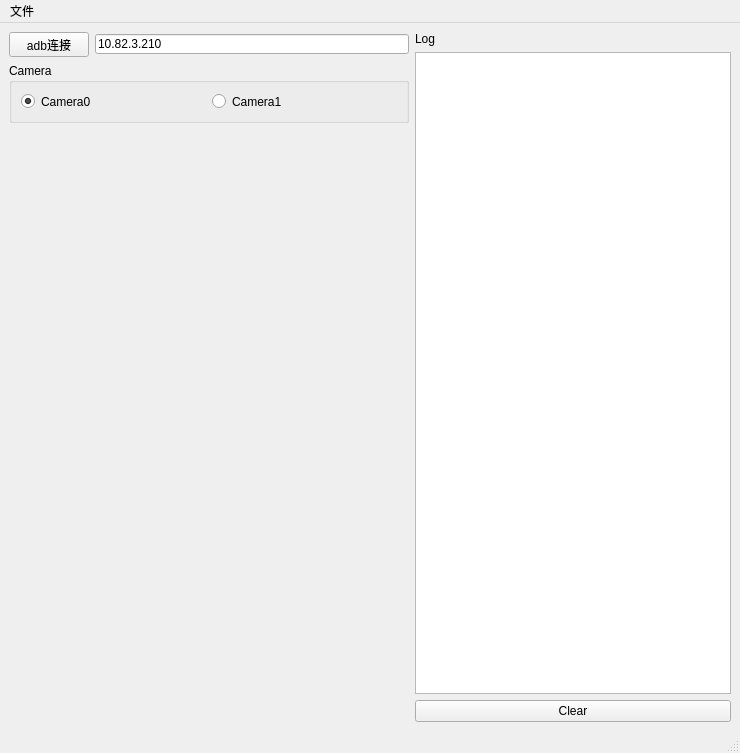
Qt form Ui/MainWindow.ui (WaterdropsKun/KEDAEZTUNE_V2) before a commit.
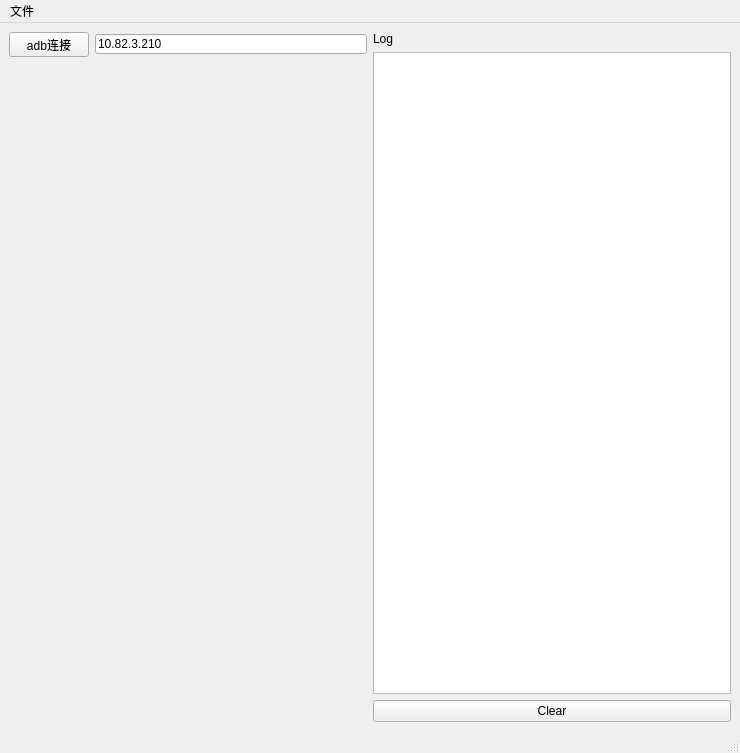
The same form after that commit.

The edit to the form file:
```diff
--- a/Ui/MainWindow.ui
+++ b/Ui/MainWindow.ui
@@ -76,54 +76,6 @@
           </item>
          </layout>
         </item>
-        <item>
-         <widget class="QGroupBox" name="groupBox">
-          <property name="sizePolicy">
-           <sizepolicy hsizetype="Preferred" vsizetype="Preferred">
-            <horstretch>1</horstretch>
-            <verstretch>0</verstretch>
-           </sizepolicy>
-          </property>
-          <property name="minimumSize">
-           <size>
-            <width>400</width>
-            <height>60</height>
-           </size>
-          </property>
-          <property name="maximumSize">
-           <size>
-            <width>16777215</width>
-            <height>60</height>
-           </size>
-          </property>
-          <property name="title">
-           <string>Camera</string>
-          </property>
-          <layout class="QVBoxLayout" name="verticalLayout_5">
-           <item>
-            <layout class="QHBoxLayout" name="horizontalLayout_4">
-             <item>
-              <widget class="QRadioButton" name="radioButton">
-               <property name="text">
-                <string>Camera0</string>
-               </property>
-               <property name="checked">
-                <bool>true</bool>
-               </property>
-              </widget>
-             </item>
-             <item>
-              <widget class="QRadioButton" name="radioButton_2">
-               <property name="text">
-                <string>Camera1</string>
-               </property>
-              </widget>
-             </item>
-            </layout>
-           </item>
-          </layout>
-         </widget>
-        </item>
         <item>
          <layout class="QGridLayout" name="ChildrenForm" rowstretch="0" columnstretch="0" rowminimumheight="0" columnminimumwidth="0">
           <property name="sizeConstraint">
```
